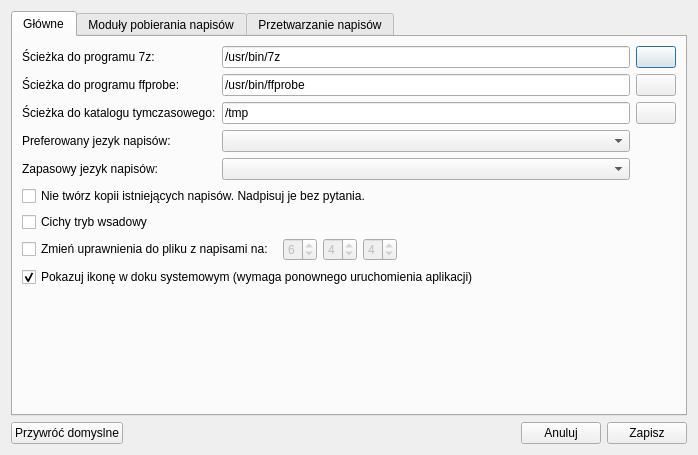
Above: ui/frmoptions.ui from QNapi/qnapi before the change. Below: the same form after it.
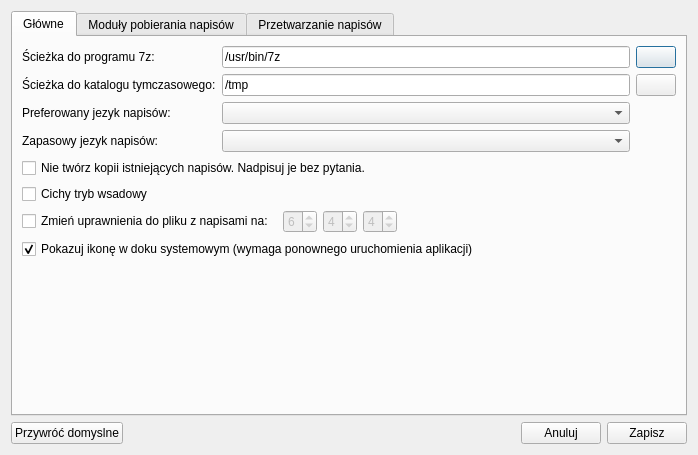
That is the form after the change. Icons and pictures are not drawn.

Commit message: removing ffprobe-related config code

Patch:
```diff
--- a/ui/frmoptions.ui
+++ b/ui/frmoptions.ui
@@ -39,54 +39,44 @@
          </property>
         </widget>
        </item>
-       <item row="1" column="1" colspan="2">
-        <widget class="QLineEdit" name="leFfprobePath">
-         <property name="text">
-          <string>/usr/bin/ffprobe</string>
-         </property>
-         <property name="cursorPosition">
-          <number>16</number>
-         </property>
-         <property name="readOnly">
-          <bool>false</bool>
-         </property>
-        </widget>
-       </item>
-       <item row="5" column="0" colspan="3">
+       <item row="4" column="0" colspan="3">
         <widget class="QCheckBox" name="cbNoBackup">
          <property name="text">
           <string>Nie twórz kopii istniejących napisów. Nadpisuj je bez pytania.</string>
          </property>
         </widget>
        </item>
-       <item row="4" column="1" colspan="2">
+       <item row="3" column="1" colspan="2">
         <widget class="QComboBox" name="cbLangBackup"/>
        </item>
-       <item row="2" column="1" colspan="2">
+       <item row="1" column="1" colspan="2">
         <widget class="QLineEdit" name="leTmpPath">
          <property name="text">
           <string>/tmp</string>
          </property>
         </widget>
        </item>
-       <item row="3" column="0">
+       <item row="2" column="1" colspan="2">
+        <widget class="QComboBox" name="cbLang"/>
+       </item>
+       <item row="2" column="0">
         <widget class="QLabel" name="lbLang">
          <property name="text">
           <string>Preferowany jezyk napisów:</string>
          </property>
         </widget>
        </item>
-       <item row="1" column="0">
-        <widget class="QLabel" name="lbFfprobePath">
+       <item row="7" column="0" colspan="3">
+        <widget class="QCheckBox" name="cbShowDockIcon">
          <property name="text">
-          <string>Ścieżka do programu ffprobe:</string>
+          <string>Pokazuj ikonę w doku systemowym (wymaga ponownego uruchomienia aplikacji)</string>
+         </property>
+         <property name="checked">
+          <bool>true</bool>
          </property>
         </widget>
        </item>
-       <item row="3" column="1" colspan="2">
-        <widget class="QComboBox" name="cbLang"/>
-       </item>
-       <item row="2" column="3">
+       <item row="1" column="3">
         <widget class="QPushButton" name="pbTmpPathSelect">
          <property name="text">
           <string/>
@@ -97,7 +87,7 @@
          </property>
         </widget>
        </item>
-       <item row="7" column="2">
+       <item row="6" column="2">
         <layout class="QHBoxLayout" name="_2">
          <property name="spacing">
           <number>6</number>
@@ -159,6 +149,13 @@
          </item>
         </layout>
        </item>
+       <item row="6" column="0" colspan="2">
+        <widget class="QCheckBox" name="cbChangePermissions">
+         <property name="text">
+          <string>Zmień uprawnienia do pliku z napisami na: </string>
+         </property>
+        </widget>
+       </item>
        <item row="0" column="1" colspan="2">
         <widget class="QLineEdit" name="le7zPath">
          <property name="text">
@@ -172,37 +169,20 @@
          </property>
         </widget>
        </item>
-       <item row="8" column="0" colspan="3">
-        <widget class="QCheckBox" name="cbShowDockIcon">
-         <property name="text">
-          <string>Pokazuj ikonę w doku systemowym (wymaga ponownego uruchomienia aplikacji)</string>
-         </property>
-         <property name="checked">
-          <bool>true</bool>
-         </property>
-        </widget>
-       </item>
-       <item row="7" column="0" colspan="2">
-        <widget class="QCheckBox" name="cbChangePermissions">
-         <property name="text">
-          <string>Zmień uprawnienia do pliku z napisami na: </string>
-         </property>
-        </widget>
-       </item>
-       <item row="2" column="0">
-        <widget class="QLabel" name="lbTmpPath">
-         <property name="text">
-          <string>Ścieżka do katalogu tymczasowego:</string>
-         </property>
-        </widget>
-       </item>
-       <item row="4" column="0">
+       <item row="3" column="0">
         <widget class="QLabel" name="lbLangBackup">
          <property name="text">
           <string>Zapasowy jezyk napisów:</string>
          </property>
         </widget>
        </item>
+       <item row="1" column="0">
+        <widget class="QLabel" name="lbTmpPath">
+         <property name="text">
+          <string>Ścieżka do katalogu tymczasowego:</string>
+         </property>
+        </widget>
+       </item>
        <item row="0" column="0">
         <widget class="QLabel" name="lb7zPath">
          <property name="text">
@@ -210,7 +190,20 @@
          </property>
         </widget>
        </item>
-       <item row="9" column="0" colspan="3">
+       <item row="5" column="0" colspan="3">
+        <widget class="QCheckBox" name="cbQuietBatch">
+         <property name="toolTip">
+          <string>Nie pokazuje żadnych okien przy pobieraniu napisów z menu kontestowego w menedżerze plików lub przy podaniu plików jako argumenty wiersza poleceń</string>
+         </property>
+         <property name="toolTipDuration">
+          <number>5000</number>
+         </property>
+         <property name="text">
+          <string>Cichy tryb wsadowy</string>
+         </property>
+        </widget>
+       </item>
+       <item row="8" column="0" colspan="3">
         <spacer name="verticalSpacer">
          <property name="orientation">
           <enum>Qt::Vertical</enum>
@@ -223,30 +216,6 @@
          </property>
         </spacer>
        </item>
-       <item row="1" column="3">
-        <widget class="QPushButton" name="pbFfprobePathSelect">
-         <property name="text">
-          <string/>
-         </property>
-         <property name="icon">
-          <iconset resource="../res/resources.qrc">
-           <normaloff>:/ui/folder.png</normaloff>:/ui/folder.png</iconset>
-         </property>
-        </widget>
-       </item>
-       <item row="6" column="0" colspan="3">
-        <widget class="QCheckBox" name="cbQuietBatch">
-         <property name="toolTip">
-          <string>Nie pokazuje żadnych okien przy pobieraniu napisów z menu kontestowego w menedżerze plików lub przy podaniu plików jako argumenty wiersza poleceń</string>
-         </property>
-         <property name="toolTipDuration">
-          <number>5000</number>
-         </property>
-         <property name="text">
-          <string>Cichy tryb wsadowy</string>
-         </property>
-        </widget>
-       </item>
       </layout>
      </widget>
      <widget class="QWidget" name="tabDownloadEngines">
```
The commit also changes 9 other files.
